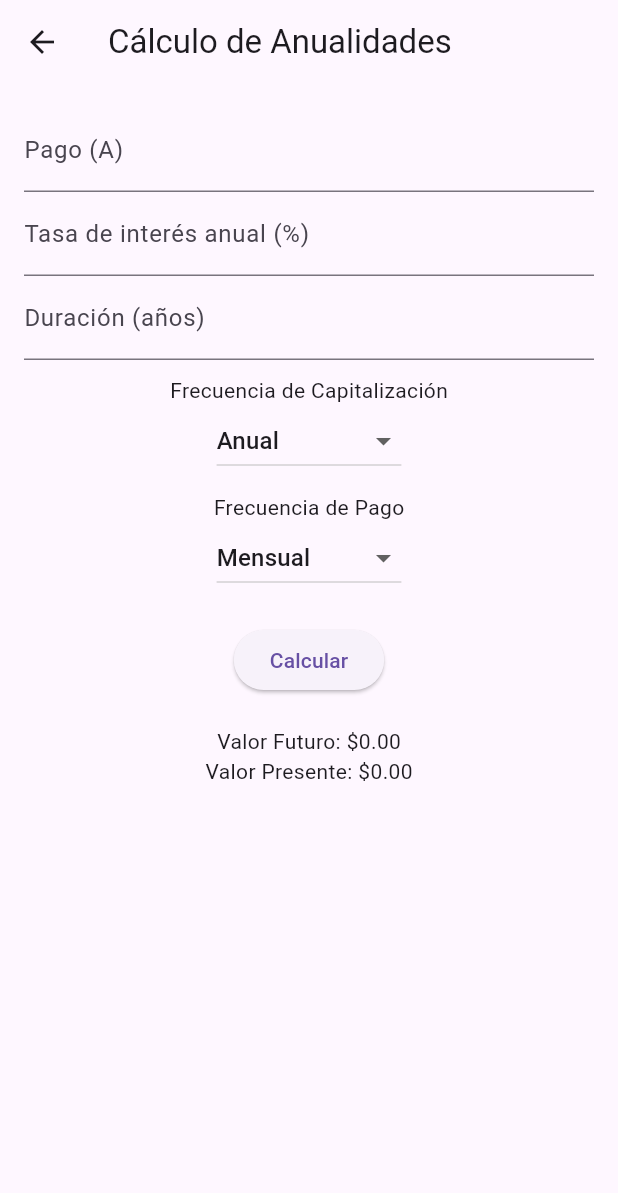
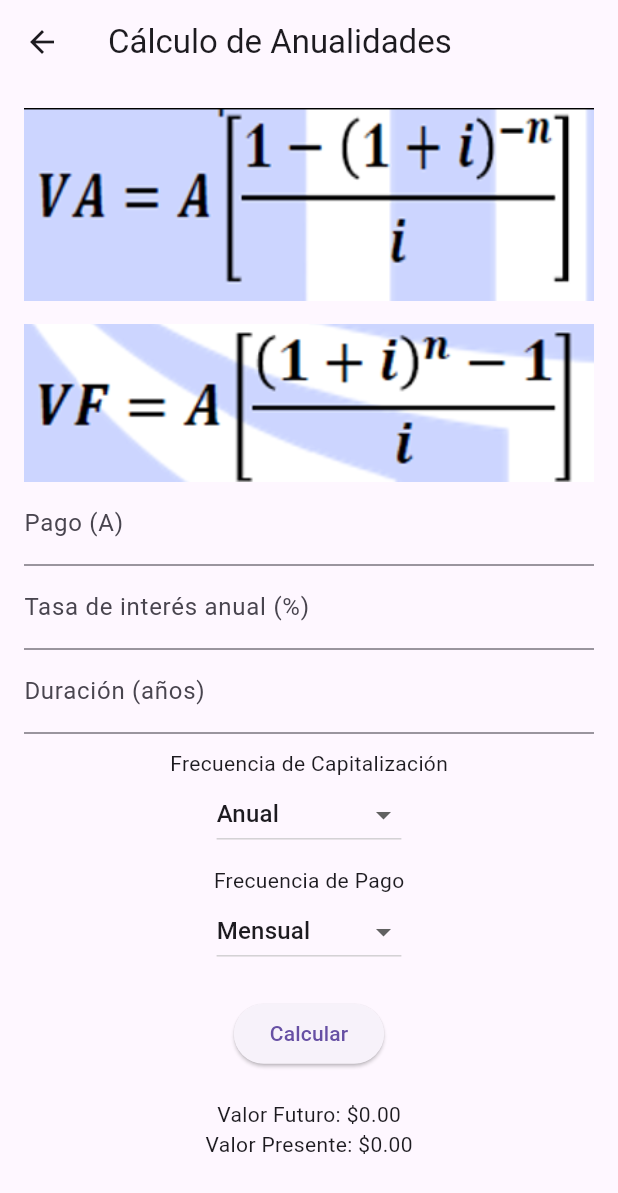
Before and after one commit to LogicDE/bancoecolapp, a Flutter app: the AnnuitiesPage screen opened by its route, on a phone screen of 412 x 824 dp. Shown: the top 1193 px of the screen. Run offline on Flutter 3.47's test engine with Material 3 defaults, Android fonts, the phone set to English and light mode, and no system bars; drawn by our look-alikes of fl_chart; our stand-ins replace cloud_firestore, firebase_auth, firebase_core, get, iconsax, syncfusion_flutter_charts; accounts and stored records are empty; generated files the repository leaves out were written again.

Commit message:
--Anexo de imágenes por vista de fórmulas

```diff
--- a/lib/presentation/screens/annuity_screen.dart
+++ b/lib/presentation/screens/annuity_screen.dart
@@ -22,8 +22,21 @@ class _AnnuitiesPageState extends State<AnnuitiesPage> {
       appBar: AppBar(title: Text("Cálculo de Anualidades")),
       body: Padding(
         padding: const EdgeInsets.all(16.0),
-        child: Column(
+        child: SingleChildScrollView(
+          child: SizedBox(
+            height: MediaQuery.of(context).size.height,
+            child: Column(
           children: [
+            Center(
+              child: Wrap(
+                runSpacing: 15,
+                spacing: 15,
+                children: [
+                  Image.asset('lib/presentation/images/AValorActual.png'),
+                  Image.asset('lib/presentation/images/AValorFinal.png')
+                ],
+              ),
+             ),
             TextField(
               controller: amountController,
               decoration: InputDecoration(labelText: "Pago (A)"),
@@ -134,6 +147,8 @@ class _AnnuitiesPageState extends State<AnnuitiesPage> {
             ),
           ],
         ),
+          )
+        )
       ),
     );
   }
```
Also changed, not shown: lib/presentation/controllers/compound_interest_controller.dart (+4 -3 lines), lib/presentation/screens/compound_interest_screen.dart (+15 -2 lines), lib/presentation/screens/home_screen.dart (+4 -4 lines), lib/presentation/screens/interest_rate_screen.dart (+8 -0 lines), lib/presentation/screens/sign_up_screen.dart (+4 -5 lines), lib/presentation/screens/simple_interest_screen.dart (+12 -0 lines), lib/presentation/images/AValorActual.png (added), lib/presentation/images/AValorFinal.png (added), lib/presentation/images/ICCapital.png (added), lib/presentation/images/ICInteres.png (added), lib/presentation/images/ICMontoCompuesto.png (added), lib/presentation/images/ICTasaInteres.png (added), lib/presentation/images/ISInteres.png (added), lib/presentation/images/ISMonto.png (added), 3 more files.
